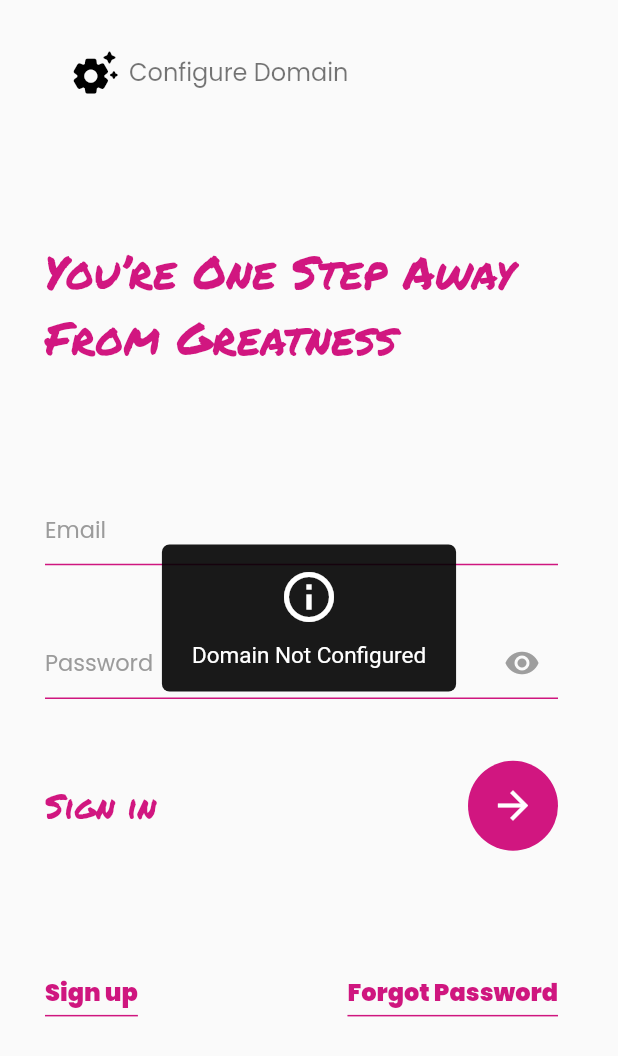
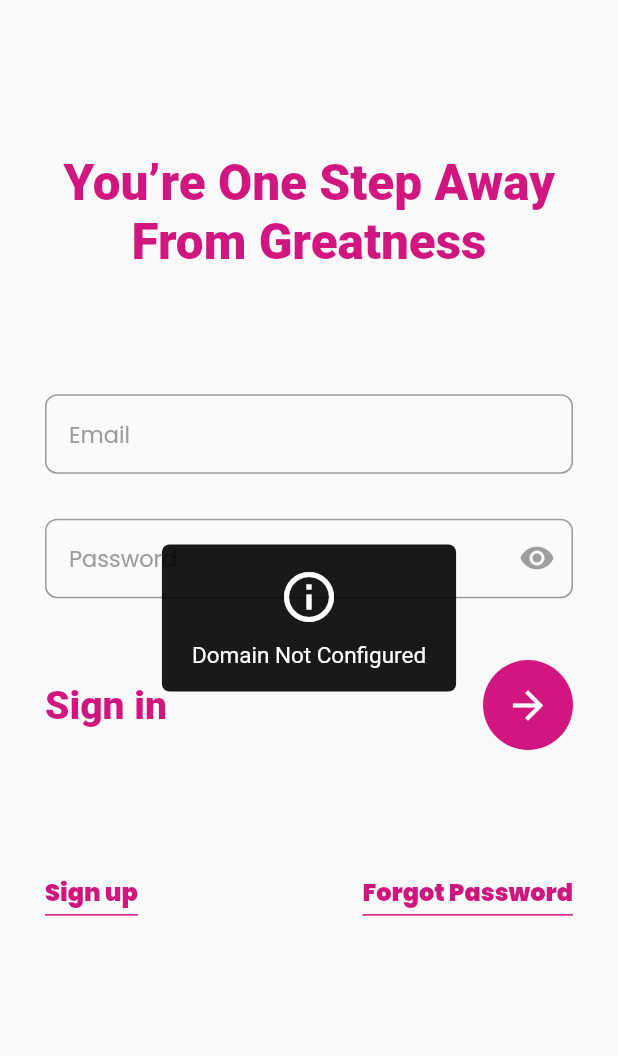
Before and after one commit to clydebaconguis/ebooks2.0, a Flutter app: the SignUp screen opened directly, after a tap on "Sign in", on a phone screen of 412 x 824 dp. Shown: the top 1056 px of the screen. Run offline on Flutter 3.47's test engine with Material 2 defaults, Android fonts, the phone set to English and light mode, and no system bars; our stand-ins replace animated_splash_screen, cached_network_image, chewie, connectivity_plus, dio, dots_indicator and 8 more; missing offline and left inert: disk_space_plus, flutter_windowmanager, syncfusion_flutter_pdfviewer; accounts and stored records are empty; Roboto replaces fonts that are missing (Prompt).

Commit message:
redesign the sign in

```diff
--- a/lib/signup_login/sign_in.dart
+++ b/lib/signup_login/sign_in.dart
@@ -3,7 +3,6 @@ import 'dart:convert';
 import 'package:ebooks/api/my_api.dart';
 import 'package:ebooks/components/text_widget.dart';
 import 'package:ebooks/pages/nav_main.dart';
-import 'package:ebooks/pages/settings.dart';
 import 'package:flutter/material.dart';
 import 'package:flutter_easyloading/flutter_easyloading.dart';
 import 'package:shared_preferences/shared_preferences.dart';
@@ -107,50 +106,55 @@ class _SignInState extends State<SignIn> {
         child: Scaffold(
           resizeToAvoidBottomInset: false,
           body: Container(
-            padding: const EdgeInsets.only(left: 30, right: 40),
+            padding: const EdgeInsets.only(left: 30, right: 30),
             child: SingleChildScrollView(
               child: Column(
                 children: [
                   const SizedBox(
                     height: 20,
                   ),
-                  ListTile(
-                    horizontalTitleGap: 0,
-                    onTap: () => Navigator.push(
-                      context,
-                      MaterialPageRoute(
-                        builder: (context) => const Setting(),
-                      ),
-                    ),
-                    leading: const Icon(
-                      Icons.settings_suggest_rounded,
-                      color: Colors.black,
-                      size: 35,
-                    ),
-                    title: const Text(
-                      "Configure Domain",
-                      style: TextStyle(color: Colors.black54),
-                    ),
-                  ),
+                  // ListTile(
+                  //   horizontalTitleGap: 0,
+                  //   onTap: () => Navigator.push(
+                  //     context,
+                  //     MaterialPageRoute(
+                  //       builder: (context) => const Setting(),
+                  //     ),
+                  //   ),
+                  //   leading: const Icon(
+                  //     Icons.settings_suggest_rounded,
+                  //     color: Colors.black,
+                  //     size: 35,
+                  //   ),
+                  //   title: const Text(
+                  //     "Configure Domain",
+                  //     style: TextStyle(color: Colors.black54),
+                  //   ),
+                  // ),
                   SizedBox(height: height * 0.1),
                   Text(
                     'You’re One Step Away From Greatness',
-                    style: GoogleFonts.permanentMarker(
+                    style: GoogleFonts.prompt(
                       textStyle: const TextStyle(
-                          fontSize: 30,
-                          color: Color.fromARGB(255, 209, 22,
-                              128) // Adjust the font size as needed.
-                          // You can add other text styles such as color, fontWeight, etc. here.
-                          ),
+                        color: Color.fromARGB(
+                          255,
+                          209,
+                          22,
+                          128,
+                        ),
+                        fontWeight: FontWeight.w900,
+                        fontSize: 33,
+                      ),
                     ),
+                    textAlign: TextAlign.center,
                   ),
                   SizedBox(height: height * 0.1),
                   TextInput(
                       textString: "Email",
                       textController: emailController,
                       hint: "Email"),
-                  SizedBox(
-                    height: height * .05,
+                  const SizedBox(
+                    height: 30,
                   ),
                   TextInput(
                     textString: "Password",
@@ -166,13 +170,16 @@ class _SignInState extends State<SignIn> {
                     children: [
                       Text(
                         'Sign in',
-                        style: GoogleFonts.permanentMarker(
+                        style: GoogleFonts.prompt(
                           textStyle: const TextStyle(
-                              fontSize: 22,
-                              color: Color.fromARGB(255, 209, 22,
-                                  128) // Adjust the font size as needed.
-                              // You can add other text styles such as color, fontWeight, etc. here.
+                              color: Color.fromARGB(
+                                255,
+                                209,
+                                22,
+                                128,
                               ),
+                              fontWeight: FontWeight.w900,
+                              fontSize: 26),
                         ),
                       ),
                       GestureDetector(
@@ -254,6 +261,7 @@ class TextInput extends StatefulWidget {
   final TextEditingController textController;
   final String hint;
   final bool obscureText;
+
   const TextInput({
     Key? key,
     required this.textString,
@@ -268,6 +276,26 @@ class TextInput extends StatefulWidget {
 
 class _TextInputState extends State<TextInput> {
   bool _obscureText = true;
+  final _focusNode = FocusNode();
+  bool _isFocused = false;
+
+  @override
+  void initState() {
+    super.initState();
+    _focusNode.addListener(_onFocusChange);
+  }
+
+  void _onFocusChange() {
+    setState(() {
+      _isFocused = _focusNode.hasFocus;
+    });
+  }
+
+  @override
+  void dispose() {
+    _focusNode.removeListener(_onFocusChange);
+    super.dispose();
+  }
 
   @override
   Widget build(BuildContext context) {
@@ -277,17 +305,24 @@ class _TextInputState extends State<TextInput> {
       controller: widget.textController,
       keyboardType: TextInputType.text,
       obscureText: widget.textString == "Password" ? _obscureText : false,
+      focusNode: _focusNode,
       decoration: InputDecoration(
-        enabledBorder: const UnderlineInputBorder(
+        border: OutlineInputBorder(
+          borderRadius: BorderRadius.circular(8),
           borderSide: BorderSide(
-            color: Color(0xffcf167f),
+            color: _isFocused ? Colors.blue : Colors.grey,
+            width: 2.0,
           ),
         ),
-        focusedBorder: const UnderlineInputBorder(
-          borderSide: BorderSide(
-            color: Color(0xffcf167f),
+        focusedBorder: OutlineInputBorder(
+          borderRadius: BorderRadius.circular(8),
+          borderSide: const BorderSide(
+            color: Colors.blue,
+            width: 2.0,
           ),
         ),
+        contentPadding: const EdgeInsets.symmetric(
+            vertical: 15, horizontal: 16), // Adjust the vertical padding here
         hintText: widget.textString,
         hintStyle: const TextStyle(
           color: Color(0xFF9b9b9b),
```
